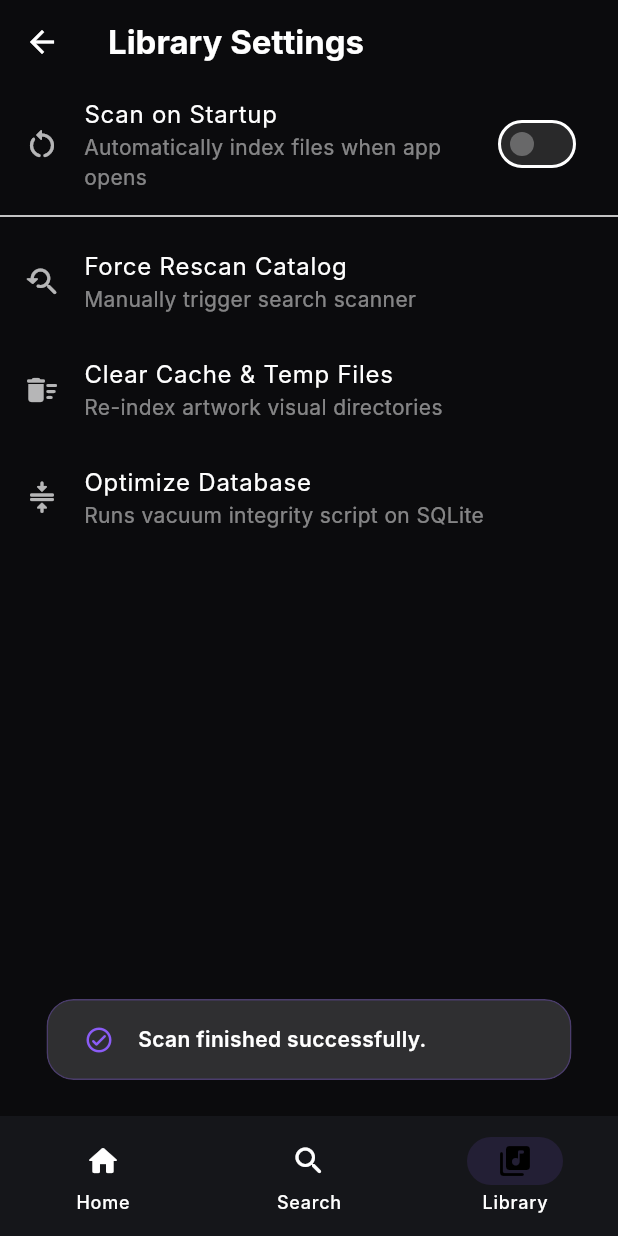
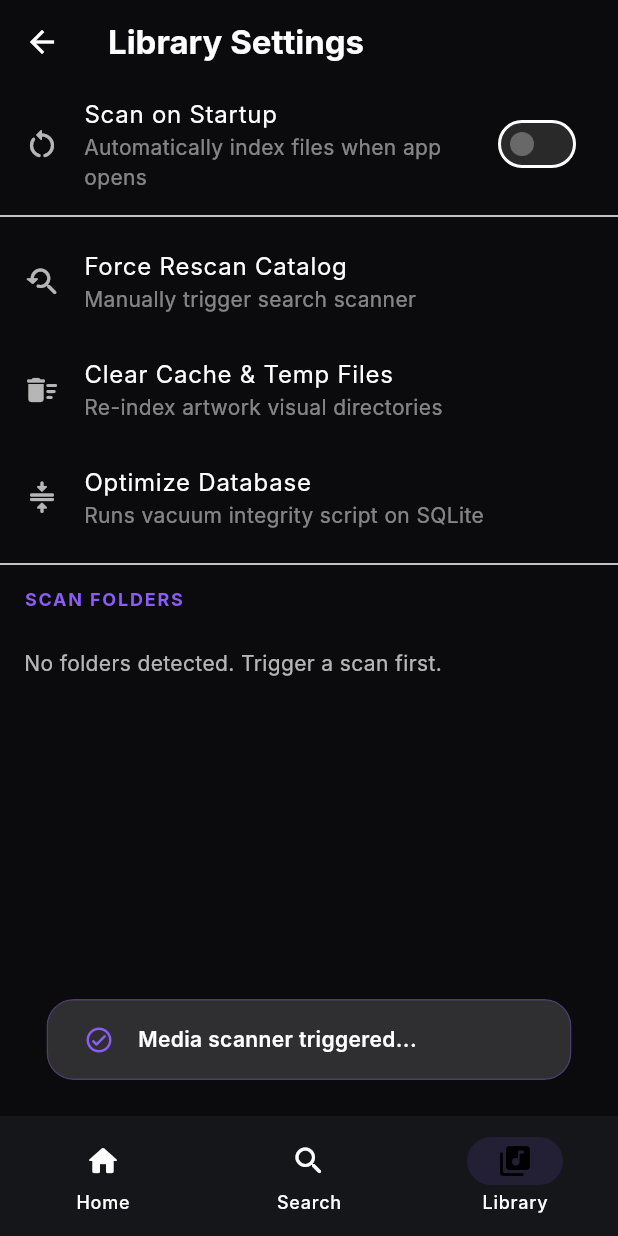
Before and after one commit to VarshuAi/raagaplayer, a Flutter app: the LibrarySettingsScreen screen opened by its route, after a tap on "Force Rescan Catalog", on a phone screen of 412 x 824 dp. Run offline on Flutter 3.47's test engine with Material 3 defaults, Android fonts, the phone set to English and light mode, and no system bars; our stand-ins replace audio_service, drift, flutter_riverpod, go_router, just_audio, on_audio_query and 2 more; accounts and stored records are empty; generated files the repository leaves out were written again; Roboto replaces fonts that are missing (Inter).

Commit message:
Support file access permissions, selective folder scanner list configuration, and programmatic preloaded silent WAV tracks generation inside 'local' folder

```diff
--- a/lib/core/models/app_settings.dart
+++ b/lib/core/models/app_settings.dart
@@ -10,6 +10,7 @@
   final bool resumePlayback;
   final bool scanOnStartup;
   final double hapticStrength;
+  final List<String> scanFolders;
 
   const AppSettings({
     this.themeMode = 'dark',
@@ -23,6 +24,7 @@
     this.resumePlayback = true,
     this.scanOnStartup = false,
     this.hapticStrength = 1.0,
+    this.scanFolders = const [],
   });
 
   AppSettings copyWith({
@@ -37,6 +39,7 @@
     bool? resumePlayback,
     bool? scanOnStartup,
     double? hapticStrength,
+    List<String>? scanFolders,
   }) {
     return AppSettings(
       themeMode: themeMode ?? this.themeMode,
@@ -50,6 +53,7 @@
       resumePlayback: resumePlayback ?? this.resumePlayback,
       scanOnStartup: scanOnStartup ?? this.scanOnStartup,
       hapticStrength: hapticStrength ?? this.hapticStrength,
+      scanFolders: scanFolders ?? this.scanFolders,
     );
   }
 
@@ -66,6 +70,7 @@
       'resumePlayback': resumePlayback,
       'scanOnStartup': scanOnStartup,
       'hapticStrength': hapticStrength,
+      'scanFolders': scanFolders,
     };
   }
 
@@ -82,6 +87,7 @@
       resumePlayback: json['resumePlayback'] ?? true,
       scanOnStartup: json['scanOnStartup'] ?? false,
       hapticStrength: (json['hapticStrength'] ?? 1.0) as double,
+      scanFolders: List<String>.from(json['scanFolders'] ?? []),
     );
   }
 }
--- a/lib/core/scanner/media_scanner.dart
+++ b/lib/core/scanner/media_scanner.dart
@@ -1,8 +1,11 @@
+import 'dart:async';
+import 'dart:convert';
+import 'dart:io';
 import 'package:on_audio_query/on_audio_query.dart' as aq;
+import 'package:drift/drift.dart';
+import 'package:path_provider/path_provider.dart';
 import '../database/app_database.dart';
 import 'scanner_events.dart';
-import 'dart:async';
-import 'package:drift/drift.dart';
 
 class MediaScanner {
   final AppDatabase database;
@@ -13,11 +16,69 @@
 
   Stream<ScannerEvent> get scanEvents => _eventController.stream;
 
-  Future<void> scanDeviceMusic() async {
+  Future<void> scanDeviceMusic({List<String> allowedFolders = const []}) async {
     _eventController.add(const ScanningStarted());
 
     try {
-      // 1. Fetch songs using on_audio_query
+      // 1. Generate local preloaded files inside app's document directory
+      final docDir = await getApplicationDocumentsDirectory();
+      final localFolder = Directory('${docDir.path}/local');
+      if (!await localFolder.exists()) {
+        await localFolder.create(recursive: true);
+      }
+
+      final songsToCreate = {
+        'Morning Meditation.wav': 'Morning Meditation',
+        'Deep Focus Beats.wav': 'Deep Focus Beats',
+        'Silent Sunset.wav': 'Silent Sunset',
+      };
+
+      for (final entry in songsToCreate.entries) {
+        final file = File('${localFolder.path}/${entry.key}');
+        if (!await file.exists()) {
+          await file.writeAsBytes(_createSilentWav(2));
+        }
+
+        final songId = 'local_${entry.value.hashCode}';
+        await database.into(database.songs).insertOnConflictUpdate(
+          SongsCompanion(
+            id: Value(songId),
+            title: Value(entry.value),
+            artist: const Value('Raaga Zen'),
+            album: const Value('Local Preloads'),
+            duration: const Value('0:02'),
+            durationMs: const Value(2000),
+            path: Value(file.path),
+            bitrate: const Value(128000),
+            trackNumber: const Value(1),
+            year: const Value(2026),
+            genre: const Value('Ambient'),
+            folder: const Value('local'),
+            artworkUrl: Value(songId),
+          ),
+        );
+
+        await database.into(database.albums).insertOnConflictUpdate(
+          AlbumsCompanion(
+            name: const Value('Local Preloads'),
+            artist: const Value('Raaga Zen'),
+            artworkUrl: Value(songId),
+            songCount: const Value(1),
+          ),
+        );
+      }
+
+      await database.into(database.folders).insertOnConflictUpdate(
+        FoldersCompanion(
+          path: Value(localFolder.path),
+        ),
+      );
+
+      // 2. Scan external storage files if permissions are granted
+      final hasPermission = await aq.OnAudioQuery().permissionsStatus();
+      int externalSongsCount = 0;
+
+      if (hasPermission) {
         final rawSongs = await _audioQuery.querySongs(
           sortType: aq.SongSortType.TITLE,
           orderType: aq.OrderType.ASC_OR_SMALLER,
@@ -27,11 +88,7 @@
 
         _eventController.add(ScanningFolder("External Storage Root"));
 
-      int songsCount = 0;
-      final Set<String> activeSongIds = {};
-
         for (final raw in rawSongs) {
-        // Skip files that aren't common audio types
           final path = raw.data;
           if (!path.endsWith('.mp3') &&
               !path.endsWith('.flac') &&
@@ -42,38 +99,37 @@
             continue;
           }
 
+          final parentFolder = File(path).parent.path;
+
+          // Apply selective folder filter if configured by user
+          if (allowedFolders.isNotEmpty && !allowedFolders.contains(parentFolder)) {
+            continue;
+          }
+
           final songId = raw.id.toString();
-        activeSongIds.add(songId);
-
-        // Deduce metadata properties
           final title = raw.title.isEmpty ? "Unknown Track" : raw.title;
           final artist = raw.artist == null || raw.artist == "<unknown>" ? "Unknown Artist" : raw.artist!;
           final album = raw.album == null || raw.album == "<unknown>" ? "Unknown Album" : raw.album!;
+          final durationMs = raw.duration ?? 0;
 
-        final durationMs = raw.duration ?? 0;
-        final durationStr = _formatDuration(durationMs);
-
-        // 2. Perform incremental index insert into Drift Database
-        // We write directly to Drift database using companion objects
           await database.into(database.songs).insertOnConflictUpdate(
             SongsCompanion(
               id: Value(songId),
               title: Value(title),
               artist: Value(artist),
               album: Value(album),
-            duration: Value(durationStr),
+              duration: Value(_formatDuration(durationMs)),
               durationMs: Value(durationMs),
               path: Value(path),
-            bitrate: Value(raw.size), // placeholder size metric
+              bitrate: Value(raw.size),
               trackNumber: Value(raw.track),
-            year: Value(raw.bookmark), // placeholder year metric
-            genre: Value(raw.composer), // placeholder genre metric
+              year: Value(raw.bookmark),
+              genre: Value(raw.composer),
               folder: Value(_getFolderName(path)),
-            artworkUrl: Value(songId), // We cache using song id
+              artworkUrl: Value(songId),
             ),
           );
 
-        // Add album and artist to catalog
           await database.into(database.albums).insertOnConflictUpdate(
             AlbumsCompanion(
               name: Value(album),
@@ -83,23 +139,50 @@
             ),
           );
 
+          await database.into(database.folders).insertOnConflictUpdate(
+            FoldersCompanion(
+              path: Value(parentFolder),
+            ),
+          );
+
           _eventController.add(SongIndexed(title: title, artist: artist));
-        songsCount++;
-      }
-
-      // 3. Clean up deleted songs (any song path in database that is NOT present in scanned raw list)
-      final existingSongs = await database.select(database.songs).get();
-      for (final song in existingSongs) {
-        if (!activeSongIds.contains(song.id)) {
-          await (database.delete(database.songs)..where((t) => t.id.equals(song.id))).go();
-          _eventController.add(SongRemoved(song.path));
+          externalSongsCount++;
         }
       }
 
-      _eventController.add(ScanCompleted(songsCount));
+      _eventController.add(ScanCompleted(songsToCreate.length + externalSongsCount));
     } catch (e) {
       _eventController.add(ScanFailed(e.toString()));
     }
+  }
+
+  List<int> _createSilentWav(int durationSeconds) {
+    final int sampleRate = 8000;
+    final int numChannels = 1;
+    final int bitsPerSample = 16;
+    final int subChunk2Size = sampleRate * numChannels * (bitsPerSample ~/ 8) * durationSeconds;
+    final int chunkSize = 36 + subChunk2Size;
+    final int byteRate = sampleRate * numChannels * (bitsPerSample ~/ 8);
+    final int blockAlign = numChannels * (bitsPerSample ~/ 8);
+
+    final List<int> header = [
+      ...ascii.encode('RIFF'),
+      chunkSize & 0xFF, (chunkSize >> 8) & 0xFF, (chunkSize >> 16) & 0xFF, (chunkSize >> 24) & 0xFF,
+      ...ascii.encode('WAVE'),
+      ...ascii.encode('fmt '),
+      16, 0, 0, 0,
+      1, 0,
+      numChannels, 0,
+      sampleRate & 0xFF, (sampleRate >> 8) & 0xFF, (sampleRate >> 16) & 0xFF, (sampleRate >> 24) & 0xFF,
+      byteRate & 0xFF, (byteRate >> 8) & 0xFF, (byteRate >> 16) & 0xFF, (byteRate >> 24) & 0xFF,
+      blockAlign, 0,
+      bitsPerSample, 0,
+      ...ascii.encode('data'),
+      subChunk2Size & 0xFF, (subChunk2Size >> 8) & 0xFF, (subChunk2Size >> 16) & 0xFF, (subChunk2Size >> 24) & 0xFF,
+    ];
+
+    final data = List<int>.filled(subChunk2Size, 0);
+    return [...header, ...data];
   }
 
   String _formatDuration(int ms) {
--- a/lib/core/scanner/scanner_service.dart
+++ b/lib/core/scanner/scanner_service.dart
@@ -1,4 +1,5 @@
 import 'dart:async';
+import 'dart:convert';
 import 'media_scanner.dart';
 import 'scanner_events.dart';
 import '../database/app_database.dart';
@@ -18,9 +19,18 @@
   }
 
   Future<void> triggerRescan() async {
-    // Run the scanner in a background task
-    // Using simple async execution, keeping database operations thread-safe
-    await _scanner.scanDeviceMusic();
+    List<String> allowedFolders = [];
+    try {
+      final entry = await (database.select(database.settingsTable)
+            ..where((t) => t.key.equals('app_settings_config')))
+          .getSingleOrNull();
+      if (entry != null) {
+        final decoded = json.decode(entry.value);
+        allowedFolders = List<String>.from(decoded['scanFolders'] ?? []);
+      }
+    } catch (_) {}
+
+    await _scanner.scanDeviceMusic(allowedFolders: allowedFolders);
   }
 
   void dispose() {
--- a/lib/features/settings/screens/library_settings_screen.dart
+++ b/lib/features/settings/screens/library_settings_screen.dart
@@ -3,6 +3,7 @@
 import '../provider/settings_provider.dart';
 import '../widgets/settings_tile.dart';
 import '../../home/screens/home_screen.dart';
+import '../../library/screens/folders_tab.dart';
 import '../../../core/scanner/scanner_service.dart';
 import '../../../core/services/cache_manager.dart';
 import '../../../core/widgets/feedback/raaga_feedback.dart';
@@ -65,6 +66,69 @@
               RaagaSnackBar.show(context: context, message: 'Database optimized successfully.');
             },
           ),
+          const Divider(),
+          Padding(
+            padding: const EdgeInsets.symmetric(horizontal: 16.0, vertical: 8.0),
+            child: Text(
+              'SCAN FOLDERS',
+              style: Theme.of(context).textTheme.labelMedium?.copyWith(
+                    fontWeight: FontWeight.bold,
+                    color: Theme.of(context).colorScheme.primary,
+                    letterSpacing: 1.2,
+                  ),
+            ),
+          ),
+          ref.watch(foldersProvider).when(
+                loading: () => const Center(child: Padding(
+                  padding: EdgeInsets.all(16.0),
+                  child: CircularProgressIndicator(),
+                )),
+                error: (e, __) => Padding(
+                  padding: const EdgeInsets.all(16.0),
+                  child: Text('Error loading folders: $e'),
+                ),
+                data: (folders) {
+                  if (folders.isEmpty) {
+                    return const Padding(
+                      padding: EdgeInsets.all(16.0),
+                      child: Text('No folders detected. Trigger a scan first.'),
+                    );
+                  }
+                  return Column(
+                    children: folders.map((folderPath) {
+                      final isSelected = settings.scanFolders.isEmpty ||
+                          settings.scanFolders.contains(folderPath);
+                      return CheckboxListTile(
+                        title: Text(folderPath.split('/').last),
+                        subtitle: Text(folderPath, style: const TextStyle(fontSize: 12)),
+                        value: isSelected,
+                        onChanged: (val) {
+                          final currentList = List<String>.from(settings.scanFolders);
+                          if (val == true) {
+                            if (currentList.isEmpty) {
+                              currentList.addAll(folders);
+                            }
+                            if (!currentList.contains(folderPath)) {
+                              currentList.add(folderPath);
+                            }
+                          } else {
+                            if (currentList.isEmpty) {
+                              currentList.addAll(folders);
+                            }
+                            currentList.remove(folderPath);
+                          }
+
+                          if (currentList.length == folders.length || currentList.isEmpty) {
+                            notifier.updateSettings(settings.copyWith(scanFolders: []));
+                          } else {
+                            notifier.updateSettings(settings.copyWith(scanFolders: currentList));
+                          }
+                        },
+                      );
+                    }).toList(),
+                  );
+                },
+              ),
         ],
       ),
     );
```
Also changed, not shown: 1 other file. Lines whose indentation alone changed are shown as unchanged.
